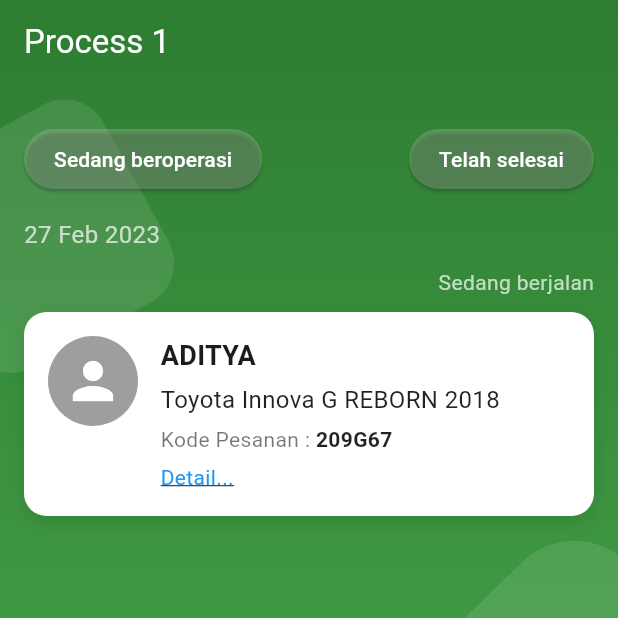
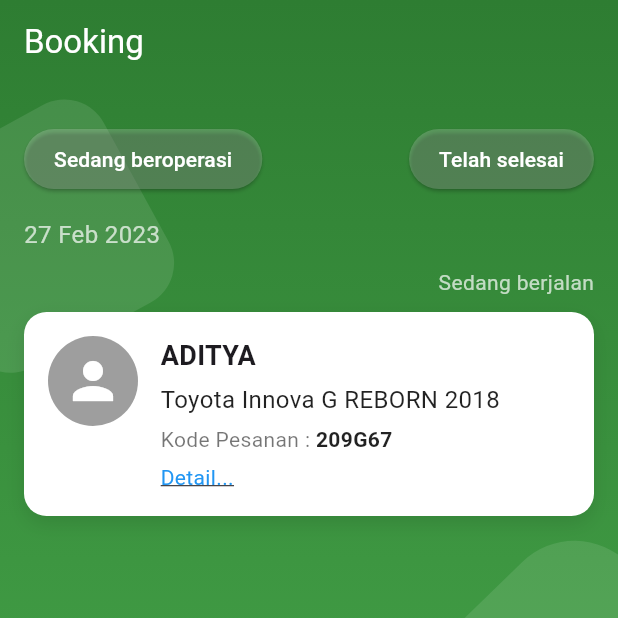
Before and after one commit to Rendi2003/kerja-peraktek, a Flutter app: the ProcessScreen screen opened directly, on a phone screen of 412 x 824 dp, the top half of it. Run offline on Flutter 3.47's test engine with Material 3 defaults, Android fonts, the light colour scheme and no system bars; our stand-ins replace google_maps_flutter, image_picker, shared_preferences; accounts and stored records are empty.

Commit message:
update tampilan

```diff
--- a/lib/routes/app_routes.dart
+++ b/lib/routes/app_routes.dart
@@ -1,3 +1,4 @@
+// lib/routes/app_routes.dart
 class AppRoutes {
   static const String welcome = '/';
   static const String login = '/login';
--- a/lib/screens/booking_process/booking_step1.dart
+++ b/lib/screens/booking_process/booking_step1.dart
@@ -1,11 +1,12 @@
 import 'package:flutter/material.dart';
+import 'booking_step2.dart'; // Pastikan file ini sudah ada
 
 void main() {
-  runApp(const MyApp());
+  runApp(const BookingStep1());
 }
 
-class MyApp extends StatelessWidget {
-  const MyApp({super.key});
+class BookingStep1 extends StatelessWidget {
+  const BookingStep1({super.key});
 
   @override
   Widget build(BuildContext context) {
@@ -28,7 +29,7 @@ class ProcessScreen extends StatefulWidget {
 }
 
 class _ProcessScreenState extends State<ProcessScreen> {
-  int _selectedIndex = 2; // Index for "Process" icon
+  int _selectedIndex = 2;
 
   void _onItemTapped(int index) {
     setState(() {
@@ -41,30 +42,24 @@ class _ProcessScreenState extends State<ProcessScreen> {
     return Scaffold(
       appBar: AppBar(
         title: const Text(
-          'Process 1',
+          'Booking',
           style: TextStyle(color: Colors.white),
         ),
-        backgroundColor: Colors.transparent, // Make app bar transparent
-        elevation: 0, // Remove shadow
+        backgroundColor: Colors.transparent,
+        elevation: 0,
       ),
-      extendBodyBehindAppBar:
-          true, // Extend body behind the app bar for the gradient
+      extendBodyBehindAppBar: true,
       body: Stack(
         children: [
-          // Background gradient/color
           Container(
             decoration: const BoxDecoration(
               gradient: LinearGradient(
                 begin: Alignment.topCenter,
                 end: Alignment.bottomCenter,
-                colors: [
-                  Color(0xFF2E7D32), // Darker green top
-                  Color(0xFF4CAF50), // Lighter green bottom
-                ],
+                colors: [Color(0xFF2E7D32), Color(0xFF4CAF50)],
               ),
             ),
           ),
-          // Background shapes (simplified for demonstration)
           Positioned(
             top: MediaQuery.of(context).size.height * 0.1,
             left: -50,
@@ -95,21 +90,18 @@ class _ProcessScreenState extends State<ProcessScreen> {
               ),
             ),
           ),
-          // Main content
           SafeArea(
             child: Padding(
               padding: const EdgeInsets.all(16.0),
               child: Column(
                 crossAxisAlignment: CrossAxisAlignment.start,
                 children: [
-                  const SizedBox(height: 10), // Space below app bar title
+                  const SizedBox(height: 10),
                   Row(
                     mainAxisAlignment: MainAxisAlignment.spaceBetween,
                     children: [
                       ElevatedButton(
-                        onPressed: () {
-                          // Handle "Sedang beroperasi" button press
-                        },
+                        onPressed: () {},
                         style: ElevatedButton.styleFrom(
                           backgroundColor: Colors.white.withOpacity(0.2),
                           shape: RoundedRectangleBorder(
@@ -118,15 +110,12 @@ class _ProcessScreenState extends State<ProcessScreen> {
                           padding: const EdgeInsets.symmetric(
                               horizontal: 20, vertical: 10),
                         ),
-                        child: const Text(
-                          'Sedang beroperasi',
-                          style: TextStyle(color: Colors.white, fontSize: 14),
-                        ),
+                        child: const Text('Sedang beroperasi',
+                            style:
+                                TextStyle(color: Colors.white, fontSize: 14)),
                       ),
                       ElevatedButton(
-                        onPressed: () {
-                          // Handle "Telah selesai" button press
-                        },
+                        onPressed: () {},
                         style: ElevatedButton.styleFrom(
                           backgroundColor: Colors.white.withOpacity(0.2),
                           shape: RoundedRectangleBorder(
@@ -135,18 +124,15 @@ class _ProcessScreenState extends State<ProcessScreen> {
                           padding: const EdgeInsets.symmetric(
                               horizontal: 20, vertical: 10),
                         ),
-                        child: const Text(
-                          'Telah selesai',
-                          style: TextStyle(color: Colors.white, fontSize: 14),
-                        ),
+                        child: const Text('Telah selesai',
+                            style:
+                                TextStyle(color: Colors.white, fontSize: 14)),
                       ),
                     ],
                   ),
                   const SizedBox(height: 15),
-                  const Text(
-                    '27 Feb 2023',
-                    style: TextStyle(color: Colors.white70, fontSize: 16),
-                  ),
+                  const Text('27 Feb 2023',
+                      style: TextStyle(color: Colors.white70, fontSize: 16)),
                   const SizedBox(height: 10),
                   Align(
                     alignment: Alignment.topRight,
@@ -157,7 +143,6 @@ class _ProcessScreenState extends State<ProcessScreen> {
                     ),
                   ),
                   const SizedBox(height: 10),
-                  // User/Car Info Card
                   Container(
                     width: double.infinity,
                     padding: const EdgeInsets.all(16.0),
@@ -168,8 +153,7 @@ class _ProcessScreenState extends State<ProcessScreen> {
                         BoxShadow(
                             color: Colors.black.withOpacity(0.1),
                             blurRadius: 10,
-                          offset: const Offset(0, 5),
-                        ),
+                            offset: const Offset(0, 5))
                       ],
                     ),
                     child: Row(
@@ -186,46 +170,36 @@ class _ProcessScreenState extends State<ProcessScreen> {
                           child: Column(
                             crossAxisAlignment: CrossAxisAlignment.start,
                             children: [
-                              const Text(
-                                'ADITYA',
+                              const Text('ADITYA',
                                   style: TextStyle(
                                       fontWeight: FontWeight.bold,
-                                  fontSize: 18,
-                                ),
-                              ),
+                                      fontSize: 18)),
                               const SizedBox(height: 5),
-                              const Text(
-                                'Toyota Innova G REBORN 2018',
+                              const Text('Toyota Innova G REBORN 2018',
                                   style: TextStyle(
-                                  fontSize: 16,
-                                  color: Colors.black87,
-                                ),
-                              ),
+                                      fontSize: 16, color: Colors.black87)),
                               const SizedBox(height: 5),
                               Row(
-                                children: [
-                                  const Text(
-                                    'Kode Pesanan : ',
+                                children: const [
+                                  Text('Kode Pesanan : ',
                                       style: TextStyle(
-                                      fontSize: 14,
-                                      color: Colors.black54,
-                                    ),
-                                  ),
-                                  const Text(
-                                    '209G67',
+                                          fontSize: 14, color: Colors.black54)),
+                                  Text('209G67',
                                       style: TextStyle(
                                           fontSize: 14,
                                           fontWeight: FontWeight.bold,
-                                      color: Colors.black87,
-                                    ),
-                                  ),
+                                          color: Colors.black87)),
                                 ],
                               ),
                               const SizedBox(height: 5),
                               GestureDetector(
                                 onTap: () {
-                                  // Handle "Detail..." tap
-                                  print('Detail tapped!');
+                                  Navigator.push(
+                                    context,
+                                    MaterialPageRoute(
+                                        builder: (context) =>
+                                            const Process2Screen()),
+                                  );
                                 },
                                 child: const Text(
                                   'Detail...',
@@ -253,39 +227,31 @@ class _ProcessScreenState extends State<ProcessScreen> {
           BottomNavigationBarItem(
               icon: Icon(Icons.home,
                   color: _selectedIndex == 0 ? Colors.green : Colors.grey),
-            label: '',
-          ),
+              label: ''),
           BottomNavigationBarItem(
               icon: Icon(Icons.search,
                   color: _selectedIndex == 1 ? Colors.green : Colors.grey),
-            label: '',
-          ),
+              label: ''),
           BottomNavigationBarItem(
             icon: Container(
               padding: const EdgeInsets.all(10),
               decoration: BoxDecoration(
-                color: const Color(
-                    0xFF4CAF50), // Green background for process button
-                borderRadius: BorderRadius.circular(10),
-              ),
-              child: const Icon(Icons.sync,
-                  color: Colors.white), // Sync icon for process
+                  color: const Color(0xFF4CAF50),
+                  borderRadius: BorderRadius.circular(10)),
+              child: const Icon(Icons.sync, color: Colors.white),
             ),
             label: 'Process',
           ),
           BottomNavigationBarItem(
               icon: Icon(Icons.person,
                   color: _selectedIndex == 3 ? Colors.green : Colors.grey),
-            label: '',
-          ),
+              label: ''),
         ],
         currentIndex: _selectedIndex,
-        selectedItemColor:
-            Colors.green, // This won't directly affect the custom middle button
         onTap: _onItemTapped,
         showSelectedLabels: false,
         showUnselectedLabels: false,
-        type: BottomNavigationBarType.fixed, // Ensures all items are visible
+        type: BottomNavigationBarType.fixed,
       ),
     );
   }
--- a/lib/screens/booking_process/booking_step2.dart
+++ b/lib/screens/booking_process/booking_step2.dart
@@ -1,11 +1,11 @@
 import 'package:flutter/material.dart';
 
 void main() {
-  runApp(const MyApp());
+  runApp(const BookingStep2());
 }
 
-class MyApp extends StatelessWidget {
-  const MyApp({super.key});
+class BookingStep2 extends StatelessWidget {
+  const BookingStep2({super.key});
 
   @override
   Widget build(BuildContext context) {
@@ -186,8 +186,8 @@ class _Process2ScreenState extends State<Process2Screen> {
                           flex: 3,
                           child: ClipRRect(
                             borderRadius: BorderRadius.circular(10),
-                            child: Image.network(
-                              'https://via.placeholder.com/200x150/F5F5F5/000000?text=Car+Image', // Placeholder image
+                            child: Image.asset(
+                              'assets/images/mobil.jpeg', // Ganti dengan path gambar yang sesuai
                               fit: BoxFit.cover,
                             ),
                           ),
--- a/lib/screens/booking_process/booking_step3.dart
+++ b/lib/screens/booking_process/booking_step3.dart
@@ -1,11 +1,11 @@
 import 'package:flutter/material.dart';
 
 void main() {
-  runApp(const MyApp());
+  runApp(const BookingStep3());
 }
 
-class MyApp extends StatelessWidget {
-  const MyApp({super.key});
+class BookingStep3 extends StatelessWidget {
+  const BookingStep3({super.key});
 
   @override
   Widget build(BuildContext context) {
```
Also changed, not shown: lib/main.dart (+8 -2 lines), lib/widgets/bottom_navbar.dart (+7 -5 lines). Lines whose indentation alone changed are shown as unchanged.
